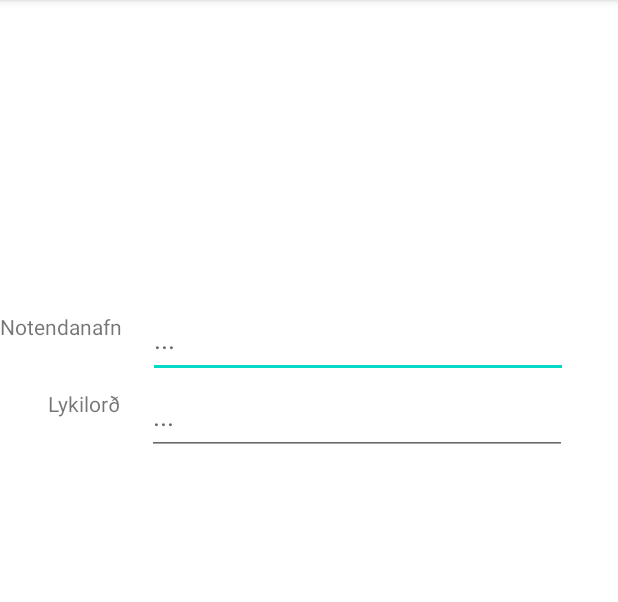
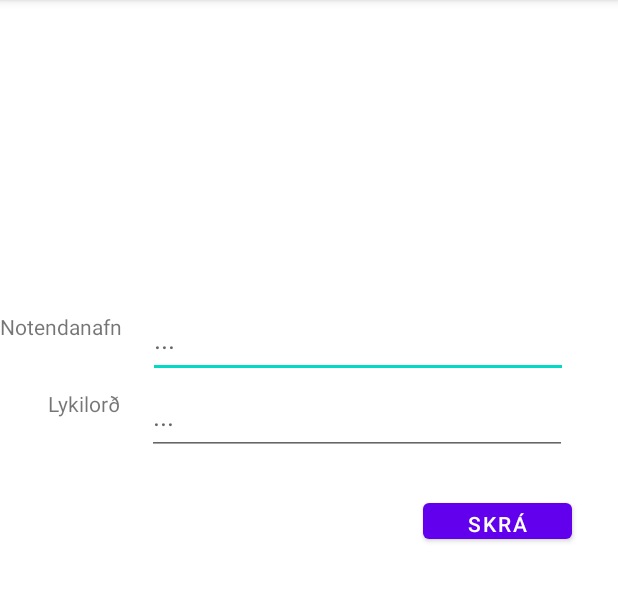
Before and after one commit to bhs15/BaraSpara-Hopur19, an Android app: the screen it shows after launch (MainActivity), on a phone screen of 412 x 824 dp, the part 84-686 px from its top. Run offline under Robolectric (Android 15) with nearby library versions, the phone set to English and light mode, and no system bars.

Commit message:
Höfum samband við netþjóninn

```diff
--- a/app/build.gradle
+++ b/app/build.gradle
@@ -29,7 +29,7 @@ android {
 }
 
 dependencies {
-
+    implementation 'com.squareup.okhttp3:okhttp:4.9.0'
     implementation 'androidx.appcompat:appcompat:1.1.0'
     implementation 'com.google.android.material:material:1.1.0'
     implementation 'androidx.constraintlayout:constraintlayout:2.0.4'
--- a/app/src/main/AndroidManifest.xml
+++ b/app/src/main/AndroidManifest.xml
@@ -8,7 +8,9 @@
         android:label="@string/app_name"
         android:roundIcon="@mipmap/ic_launcher_round"
         android:supportsRtl="true"
+        android:usesCleartextTraffic="true"
         android:theme="@style/Theme.BaraSpara">
+
         <activity android:name=".MainActivity">
             <intent-filter>
                 <action android:name="android.intent.action.MAIN" />
@@ -18,4 +20,6 @@
         </activity>
     </application>
 
+    <uses-permission android:name="android.permission.INTERNET" />
+
 </manifest>
--- a/app/src/main/res/layout/activity_main.xml
+++ b/app/src/main/res/layout/activity_main.xml
@@ -55,4 +55,17 @@
         app:layout_constraintStart_toEndOf="@+id/textView2"
         app:layout_constraintTop_toBottomOf="@+id/username"
         app:layout_constraintVertical_bias="0.0" />
+
+    <Button
+        android:id="@+id/loginButton"
+        android:layout_width="99dp"
+        android:layout_height="36dp"
+        android:layout_marginBottom="380dp"
+        android:text="@string/login_prompt_button"
+        app:layout_constraintBottom_toBottomOf="parent"
+        app:layout_constraintEnd_toEndOf="parent"
+        app:layout_constraintHorizontal_bias="0.902"
+        app:layout_constraintStart_toStartOf="parent"
+        app:layout_constraintTop_toBottomOf="@+id/password"
+        app:layout_constraintVertical_bias="0.541" />
 </androidx.constraintlayout.widget.ConstraintLayout>
--- a/app/src/main/res/values/strings.xml
+++ b/app/src/main/res/values/strings.xml
@@ -2,4 +2,5 @@
     <string name="app_name">BaraSpara</string>
     <string name="login_prompt_username">Notendanafn</string>
     <string name="login_prompt_password">Lykilorð</string>
+    <string name="login_prompt_button">Skrá inn</string>
 </resources>
```
Also changed, not shown: app/src/main/java/hi/example/baraspara/MainActivity.java (+78 -0 lines).
